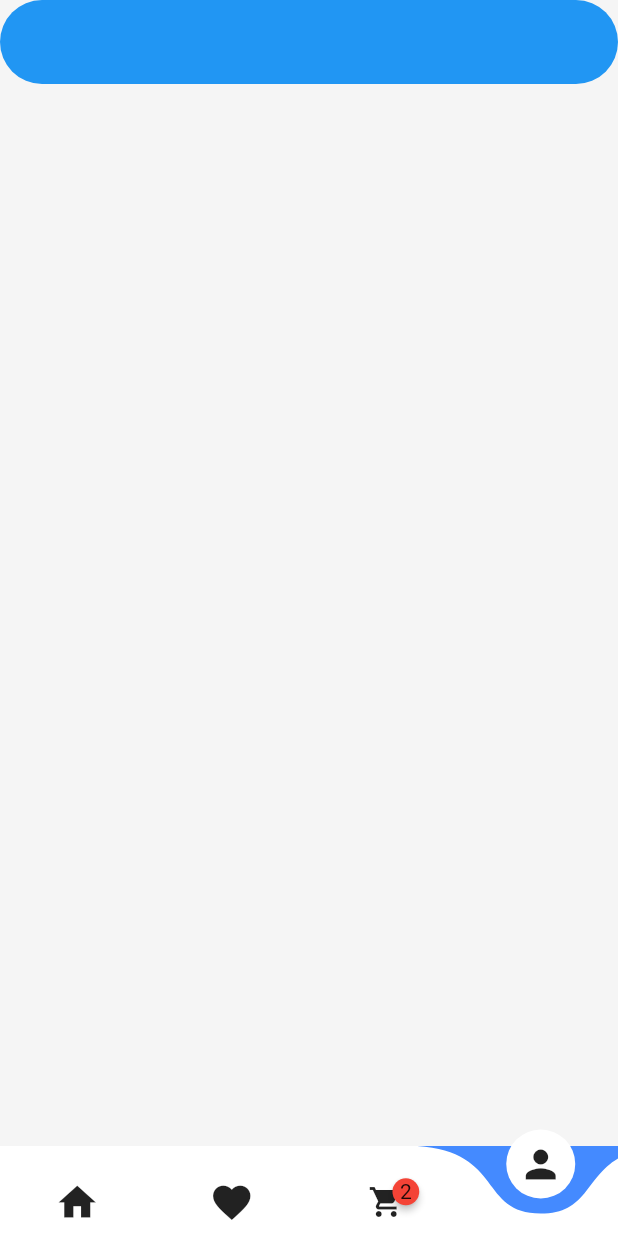
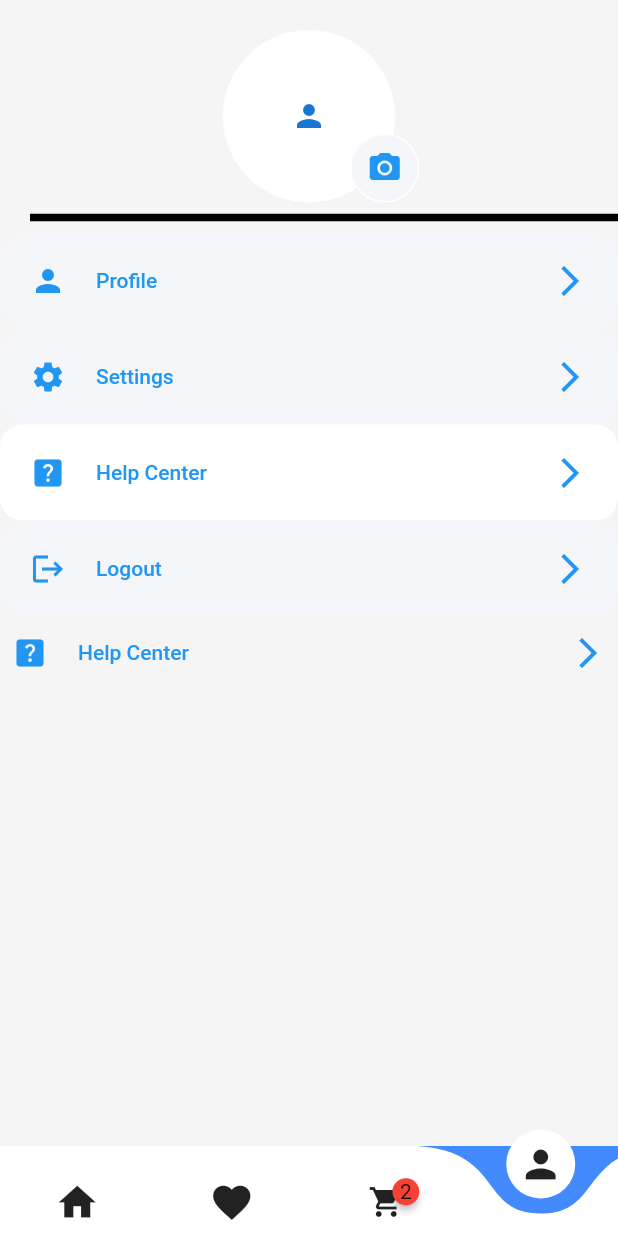
Before and after one commit to gitRodd/broetchenshop, a Flutter app: the MainOfferScreen screen opened directly, item 4 of the bottom bar chosen, on a phone screen of 412 x 824 dp. Run offline on Flutter 3.47's test engine with Material 2 defaults, Android fonts, the phone set to English and light mode, and no system bars; drawn by our look-alikes of badges, curved_navigation_bar; our stand-ins replace anim_search_bar, shared_preferences; accounts and stored records are empty.

Commit message:
Settings Seite in der Erstellung Neuanordnung aller Komponenten zur besser Übersichtlichkeite Profil Seite nahezu fertig erstellt Appearance neuen Button gegeben (vorrübergehen)

```diff
--- a/lib/LoginScreen/forgot_page.dart
+++ b/lib/LoginScreen/forgot_page.dart
@@ -3,7 +3,7 @@ import 'package:flutter/material.dart';
 import 'package:flutter/services.dart';
 
 import '../main.dart';
-import 'design_content_login_reg.dart';
+import '../Help/design_content_login_reg.dart';
 
 class ForgotPassword extends StatefulWidget {
   const ForgotPassword({Key? key}) : super(key: key);
--- a/lib/MainScreen/mainoffer_screen.dart
+++ b/lib/MainScreen/Offer/mainoffer_screen.dart
@@ -1,7 +1,8 @@
 import 'package:badges/badges.dart';
-import 'package:broetchenshop/MainScreen/cart.dart';
-import 'package:broetchenshop/MainScreen/favorites.dart';
-import 'package:broetchenshop/MainScreen/offer_content.dart';
+import 'package:broetchenshop/MainScreen/Profil/profil.dart';
+import 'package:broetchenshop/MainScreen/Cart/cart.dart';
+import 'package:broetchenshop/MainScreen/Favorite/favorites.dart';
+import 'package:broetchenshop/MainScreen/Offer/offer_content.dart';
 import 'package:curved_navigation_bar/curved_navigation_bar.dart';
 import 'package:flutter/material.dart';
 
@@ -14,30 +15,23 @@ class MainOfferScreen extends StatefulWidget {
 
 class _MainOfferScreenState extends State<MainOfferScreen> {
   int page = 0;
-  List<Widget> tabs = [];
+  List<Widget> tabs = [const OfferContent(), const Favorite(), const Cart(), const Profile()];
   final GlobalKey<CurvedNavigationBarState> _bottomNavigationKey = GlobalKey();
 
   void initStat(){
+    super.initState();
+    page = 0;
+    tabs = [const OfferContent(), const Favorite(), const Cart(), const Profile()];
 
-    page = 0;
-    tabs = [const OfferContent(), const Favorite(), const Cart()];
-    super.initState();
   }
 
   @override
   Widget build(BuildContext context) {
     return SafeArea(
       child: Scaffold(
-        appBar: AppBar(
-          automaticallyImplyLeading: false,
-          elevation: 0,
-          shape: const RoundedRectangleBorder(
-              borderRadius: BorderRadius.vertical(
-            bottom: Radius.circular(30),
-            top: Radius.circular(30),
-          )),
+        body: Container(
+          child: tabs[page],
         ),
-        body: Container(),
         bottomNavigationBar: CurvedNavigationBar(
           key: _bottomNavigationKey,
           index: 0,
--- /dev/null
+++ b/lib/MainScreen/Profil/profie_pic.dart
@@ -0,0 +1,48 @@
+import 'package:flutter/material.dart';
+
+class ProfilePic extends StatefulWidget {
+  const ProfilePic({Key? key}) : super(key: key);
+
+  @override
+  State<ProfilePic> createState() => _ProfilePicState();
+}
+
+class _ProfilePicState extends State<ProfilePic> {
+  @override
+  Widget build(BuildContext context) {
+    return SizedBox(
+      height: 115,
+      width: 115,
+      child: Stack(
+        fit: StackFit.expand,
+        clipBehavior: Clip.none,
+        children: [
+          const CircleAvatar(
+            backgroundColor: Colors.white,
+            child: Icon(Icons.person),
+          ),
+          Positioned(
+            right: -16,
+            bottom: 0,
+            child: SizedBox(
+              height: 46,
+              width: 46,
+              child: TextButton(
+                style: TextButton.styleFrom(
+                  shape: RoundedRectangleBorder(
+                    borderRadius: BorderRadius.circular(50),
+                    side: const BorderSide(color: Colors.white),
+                  ),
+                  primary: Colors.blue,
+                  backgroundColor: const Color(0xFFF5F6F9),
+                ),
+                onPressed: () {},
+                child: const Icon(Icons.camera_alt),
+              ),
+            ),
+          )
+        ],
+      ),
+    );
+  }
+}
--- a/lib/MainScreen/Profil.dart
+++ b/lib/MainScreen/Profil/profil.dart
@@ -1,3 +1,5 @@
+import 'package:broetchenshop/MainScreen/Profil/profie_pic.dart';
+import 'package:broetchenshop/MainScreen/Profil/profile_body.dart';
 import 'package:flutter/material.dart';
 
 class Profile extends StatefulWidget {
@@ -10,6 +12,6 @@ class Profile extends StatefulWidget {
 class _ProfileState extends State<Profile> {
   @override
   Widget build(BuildContext context) {
-    return Container();
+    return const ProfileBody();
   }
 }
--- /dev/null
+++ b/lib/MainScreen/Profil/profile_body.dart
@@ -0,0 +1,122 @@
+import 'package:broetchenshop/MainScreen/Profil/Settings/settings.dart';
+import 'package:broetchenshop/MainScreen/Profil/profie_pic.dart';
+import 'package:flutter/material.dart';
+
+import '../../AppTheme/config.dart';
+
+class ProfileBody extends StatefulWidget {
+  const ProfileBody({Key? key}) : super(key: key);
+
+  @override
+  State<ProfileBody> createState() => _ProfileBodyState();
+}
+
+class _ProfileBodyState extends State<ProfileBody> {
+  @override
+  Widget build(BuildContext context) {
+    return SingleChildScrollView(
+      padding: const EdgeInsets.symmetric(vertical: 20),
+      child: Column(
+        children: <Widget> [
+          const Center(
+            child: ProfilePic(),
+          ),
+          const Divider(
+            height: 20,
+            thickness: 5,
+            indent: 20,
+            endIndent: 0,
+            color: Colors.black,
+          ),
+          TextButton(
+              style: TextButton.styleFrom(
+                padding: const EdgeInsets.all(20),
+                shape:
+                RoundedRectangleBorder(borderRadius: BorderRadius.circular(15)),
+                backgroundColor: const Color(0xFFF5F6F9),
+              ),
+              onPressed: (){},
+              child: Row(
+                children: const [
+                  Icon(Icons.person),
+                  SizedBox(width: 20),
+                  Expanded(child: Text("Profile")),
+                  Icon(Icons.arrow_forward_ios),
+                ],
+              )
+          ),
+          TextButton(
+              style: TextButton.styleFrom(
+                padding: const EdgeInsets.all(20),
+                shape:
+                RoundedRectangleBorder(borderRadius: BorderRadius.circular(15)),
+                backgroundColor: const Color(0xFFF5F6F9),
+
+              ),
+              onPressed: (){
+                Navigator.push(
+                    context,
+                    MaterialPageRoute(
+                        builder: (context) => const Settings()));
+              },
+              child: Row(
+                children: const [
+                  Icon(Icons.settings),
+                  SizedBox(width: 20),
+                  Expanded(child: Text("Settings")),
+                  Icon(Icons.arrow_forward_ios),
+                ],
+              )
+          ),
+          TextButton(
+              style: TextButton.styleFrom(
+                padding: const EdgeInsets.all(20),
+                shape: RoundedRectangleBorder(
+                  borderRadius: BorderRadius.circular(15)),
+                  backgroundColor: Colors.white,
+
+              ),
+              onPressed: (){},
+              child: Row(
+                children: const [
+                  Icon(Icons.help_center),
+                  SizedBox(width: 20),
+                  Expanded(child: Text("Help Center")),
+                  Icon(Icons.arrow_forward_ios),
+                ],
+              )
+          ),
+          TextButton(
+              style: TextButton.styleFrom(
+                padding: const EdgeInsets.all(20),
+                shape:
+                RoundedRectangleBorder(borderRadius: BorderRadius.circular(15)),
+                backgroundColor: const Color(0xFFF5F6F9),
+              ),
+              onPressed: (){},
+              child: Row(
+                children: const [
+                  Icon(Icons.logout),
+                  SizedBox(width: 20),
+                  Expanded(child: Text("Logout")),
+                  Icon(Icons.arrow_forward_ios),
+                ],
+              )
+          ),
+          TextButton(
+              style: Theme.of(context).textButtonTheme.style,
+              onPressed: (){},
+              child: Row(
+                children: const [
+                  Icon(Icons.help_center),
+                  SizedBox(width: 20),
+                  Expanded(child: Text("Help Center")),
+                  Icon(Icons.arrow_forward_ios),
+                ],
+              )
+          ),
+        ],
+      ),
+    );
+  }
+}
--- a/lib/OfferScreen/cart.dart
+++ /dev/null
@@ -1 +0,0 @@
-// TODO Implement this library.
--- a/lib/OfferScreen/favorites.dart
+++ /dev/null
@@ -1 +0,0 @@
-// TODO Implement this library.
--- a/lib/OfferScreen/offer_content.dart
+++ /dev/null
@@ -1 +0,0 @@
-// TODO Implement this library.
--- a/lib/Registration/registration_content.dart
+++ b/lib/Registration/registration_content.dart
@@ -1,6 +1,6 @@
 import 'package:flutter/material.dart';
 
-import '../LoginScreen/design_content_login_reg.dart';
+import '../Help/design_content_login_reg.dart';
 
 class RegistrationContent extends StatefulWidget {
   const RegistrationContent({Key? key}) : super(key: key);
--- a/lib/main.dart
+++ b/lib/main.dart
@@ -37,7 +37,7 @@ class _MyAppState extends State<MyApp> {
       themeMode: currentTheme.currrentTheme(),
       theme: MyTheme().lightMode(),
       darkTheme: MyTheme().darkMode(),
-      home: MainLoginScreen(),
+      home: const MainLoginScreen(),
     );
   }
 }
```
Also changed, not shown: lib/Help/design_content_login_reg.dart (renamed from lib/LoginScreen/design_content_login_reg.dart, +4 -4 lines), lib/LoginScreen/login_screen.dart (+14 -14 lines), lib/MainScreen/Cart/cart.dart (added, +27 -0 lines), lib/MainScreen/Favorite/favorites.dart (added, +34 -0 lines), lib/MainScreen/Offer/offer_content.dart (added, +45 -0 lines), lib/MainScreen/Profil/Settings/settings.dart (added, +46 -0 lines), lib/MainScreen/cart.dart (deleted, +0 -15 lines), lib/MainScreen/favorites.dart (deleted, +0 -15 lines), lib/MainScreen/offer_content.dart (deleted, +0 -34 lines), 1 other file.
